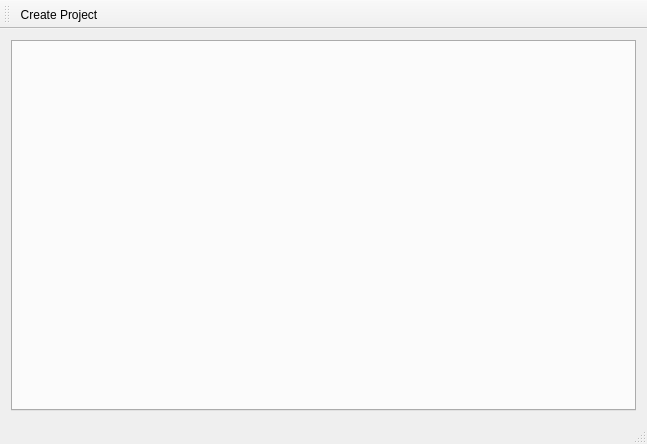
Old version of the form src/smp/smp-gui/mainwindow.ui in the repository create-misch/dtv.
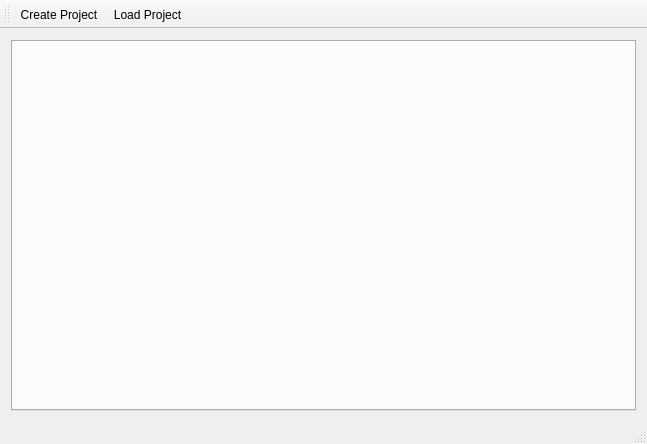
New version of the form.

Commit message: #2 Addded function download data from the DB(need refactoring). Added function load project on GUI.

Diff of the .ui file:
```diff
--- a/src/smp/smp-gui/mainwindow.ui
+++ b/src/smp/smp-gui/mainwindow.ui
@@ -55,12 +55,18 @@
     <bool>false</bool>
    </attribute>
    <addaction name="actionCreate_Project"/>
+   <addaction name="actionLoad_Project"/>
   </widget>
   <action name="actionCreate_Project">
    <property name="text">
     <string>Create Project</string>
    </property>
   </action>
+  <action name="actionLoad_Project">
+   <property name="text">
+    <string>Load Project</string>
+   </property>
+  </action>
  </widget>
  <layoutdefault spacing="6" margin="11"/>
  <resources/>
```
The commit also changes 9 other files.
